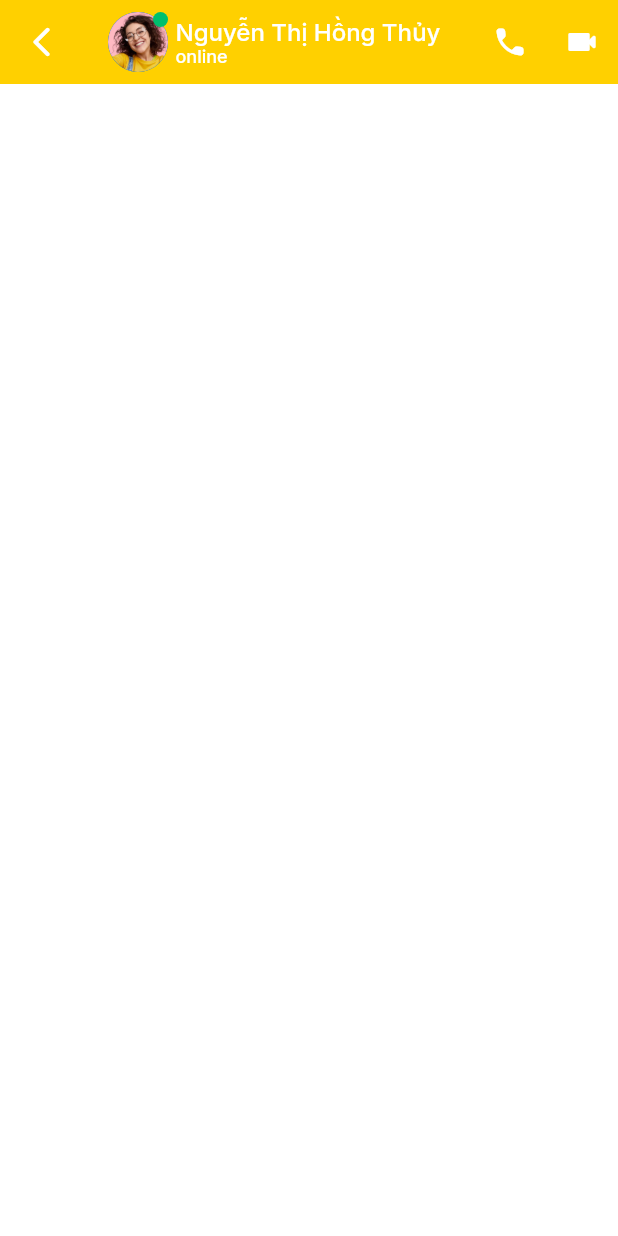
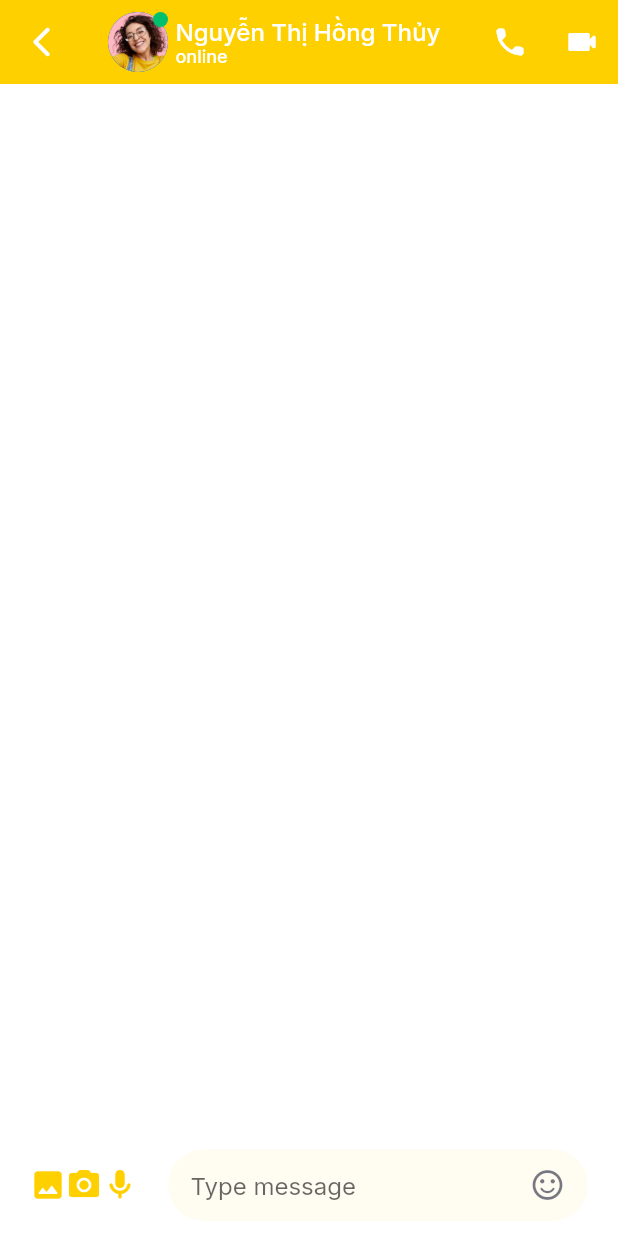
Before and after one commit to thang-uit/tuichat_flutter, a Flutter app: the MessageScreen screen opened directly, on a phone screen of 412 x 824 dp. Run offline on Flutter 3.47's test engine with Material 2 defaults, Android fonts, the phone set to English and light mode, and no system bars; our stand-ins replace google_fonts.

Commit message:
17:08 9/8/2021

```diff
--- a/lib/screens/chats/components/body.dart
+++ b/lib/screens/chats/components/body.dart
@@ -30,7 +30,8 @@ class ChatBody extends StatelessWidget {
                 press: () => Navigator.push(context,
                     MaterialPageRoute(builder: (context) => MessageScreen())),
               ),
-        )),
+            ),
+        ),
       ],
     );
   }
--- /dev/null
+++ b/lib/screens/messages/components/body.dart
@@ -0,0 +1,58 @@
+import 'package:flutter/cupertino.dart';
+import 'package:flutter/material.dart';
+import '../../../constants.dart';
+
+class Body extends StatelessWidget {
+  @override
+  Widget build(BuildContext context) {
+    return Column(
+      children: [
+        Spacer(),
+        Container(
+          padding: EdgeInsets.symmetric(
+              horizontal: kDefaultPadding, vertical: kDefaultPadding / 2),
+          decoration: BoxDecoration(
+            color: Theme.of(context).scaffoldBackgroundColor,
+          ),
+          child: Row(
+            children: [
+              Icon(Icons.photo_rounded, color: kPrimaryColor),
+              Icon(Icons.camera_alt_rounded, color: kPrimaryColor),
+              Icon(Icons.mic_rounded, color: kPrimaryColor),
+              SizedBox(width: kDefaultPadding),
+              Expanded(
+                child: Container(
+                  padding: EdgeInsets.symmetric(horizontal: kDefaultPadding * 0.75),
+                  decoration: BoxDecoration(
+                    color: kPrimaryColor.withOpacity(0.05),
+                    borderRadius: BorderRadius.circular(40),
+                  ),
+                  child: Row(
+                    children: [
+                      Expanded(
+                          child: TextField(
+                            decoration: InputDecoration(
+                              hintText: "Type message",
+                              border: InputBorder.none,
+                            ),
+                          ),
+                      ),
+                      SizedBox(width: kDefaultPadding / 4),
+                      Icon(Icons.sentiment_satisfied_alt_rounded,
+                          color: Theme.of(context)
+                              .textTheme
+                              .bodyText1!
+                              .color!
+                              .withOpacity(0.6)
+                      ),
+                    ],
+                  ),
+                ),
+              ),
+            ],
+          ),
+        ),
+      ],
+    );
+  }
+}
--- a/lib/screens/messages/message_screen.dart
+++ b/lib/screens/messages/message_screen.dart
@@ -1,11 +1,13 @@
 import 'package:flutter/material.dart';
 import '../../constants.dart';
+import 'components/body.dart';
 
 class MessageScreen extends StatelessWidget {
   @override
   Widget build(BuildContext context) {
     return Scaffold(
       appBar: buildAppBar(context),
+      body: Body(),
     );
   }
 
```
Lines whose indentation alone changed are shown as unchanged.
